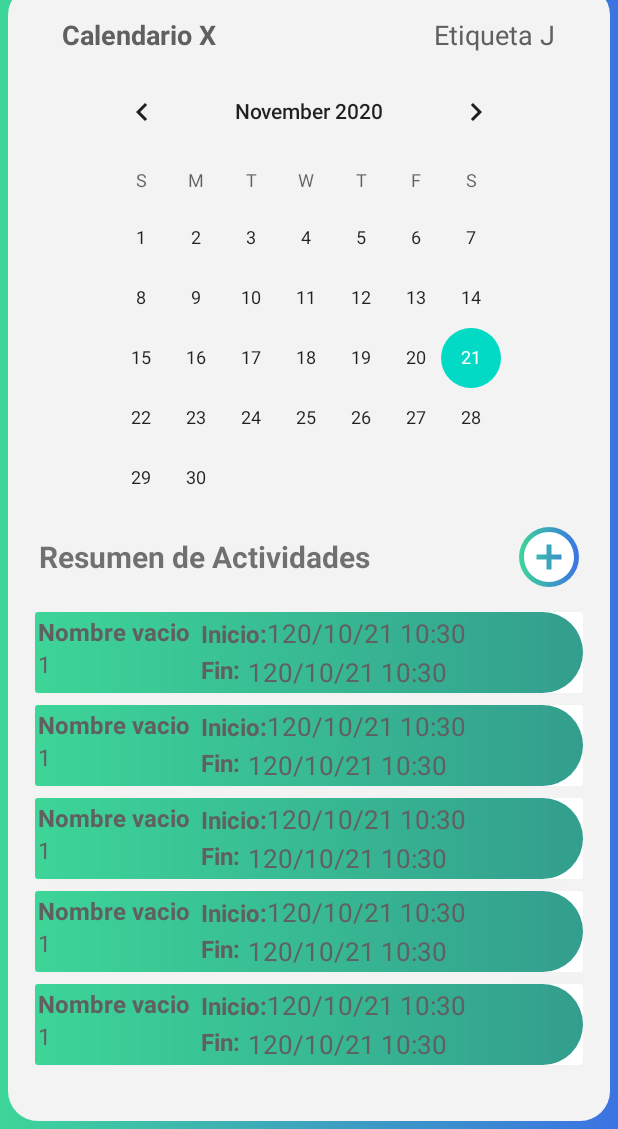
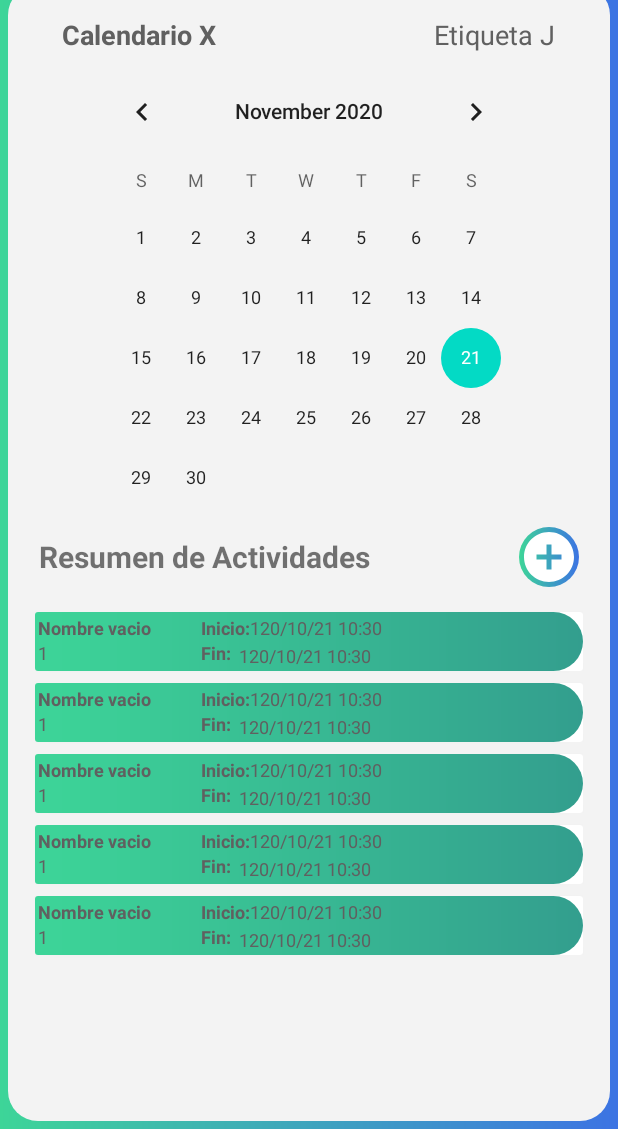
Before and after one commit to compumovil2020/Schedulock, an Android app: the fragment FragmentoVerCalendario shown on its own in the app's theme, on a phone screen of 412 x 824 dp, the part 107-1236 px from its top. Run offline under Robolectric (Android 15) with nearby library versions, the phone set to English and light mode, and no system bars.

Commit message:
Correcciones Sandra

```diff
--- a/Schedulock/app/src/main/res/layout/actividad_iniciar_sesion.xml
+++ b/Schedulock/app/src/main/res/layout/actividad_iniciar_sesion.xml
@@ -44,12 +44,11 @@
                     android:layout_width="180dp"
                     android:layout_height="35dp"
                     android:layout_marginBottom="20dp"
-                    android:drawableRight="@drawable/icono_calendario"
                     android:text="@string/app_name"
                     android:layout_gravity="center_horizontal"
-                    android:textColor="@color/color_schedulock_iconos"
+                    android:textColor="#3C73E3"
                     android:gravity="center"
-                    android:textSize="18sp"
+                    android:textSize="25sp"
                     android:drawableTint="@color/color_schedulock_iconos"
                     android:textStyle="bold" />
 
--- a/Schedulock/app/src/main/res/layout/item_actividad.xml
+++ b/Schedulock/app/src/main/res/layout/item_actividad.xml
@@ -24,7 +24,7 @@
                 android:layout_width="wrap_content"
                 android:layout_height="wrap_content"
                 android:text="Actividad X"
-                android:textSize="16sp"
+                android:textSize="12sp"
                 android:textStyle="bold"
                 android:textColor="@color/color_texto_gris_claro" />
 
@@ -33,7 +33,7 @@
                 android:layout_width="wrap_content"
                 android:layout_height="wrap_content"
                 android:text="Categoria X"
-                android:textSize="15sp"
+                android:textSize="12sp"
                 android:textColor="@color/color_texto_gris_claro" />
         </LinearLayout>
 
@@ -51,7 +51,7 @@
                     android:layout_width="wrap_content"
                     android:layout_height="wrap_content"
                     android:text="Inicio:"
-                    android:textSize="16sp"
+                    android:textSize="12sp"
                     android:textStyle="bold"
                     android:textColor="@color/color_texto_gris_claro" />
 
@@ -60,7 +60,7 @@
                     android:layout_width="wrap_content"
                     android:layout_height="wrap_content"
                     android:text="07/09/2020 10:00"
-                    android:textSize="17sp"
+                    android:textSize="12sp"
                     android:textColor="@color/color_texto_gris_claro" />
             </LinearLayout>
 
@@ -74,7 +74,7 @@
                     android:layout_height="wrap_content"
                     android:text="Fin:"
                     android:textColor="@color/color_texto_gris_claro"
-                    android:textSize="16sp"
+                    android:textSize="12sp"
                     android:textStyle="bold"
                     android:layout_marginRight="5dp"/>
 
@@ -84,7 +84,7 @@
                     android:layout_height="wrap_content"
                     android:layout_marginTop="2dp"
                     android:text="07/09/2020 12:00"
-                    android:textSize="17sp"
+                    android:textSize="12sp"
                     android:textColor="@color/color_texto_gris_claro" />
             </LinearLayout>
         </LinearLayout>
```
Also changed, not shown: Schedulock/app/src/main/res/layout/fragmento_menu_principal.xml (+7 -4 lines).
